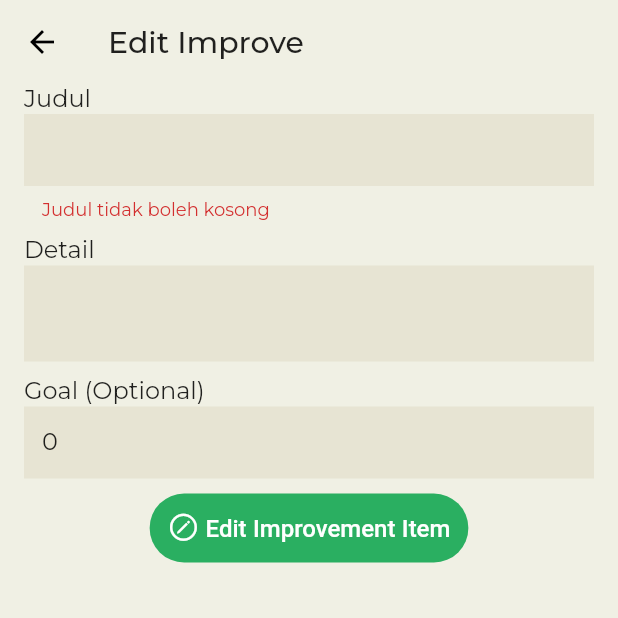
After one commit to muchlist/risa2, a Flutter app: the EditImproveScreen screen opened by its route, after a tap on an icon or button, on a phone screen of 412 x 824 dp, the top half of it. The commit adds this screen. Run offline on Flutter 3.47's test engine with Material 2 defaults, Android fonts, the phone set to English and light mode, and no system bars; our stand-ins replace another_flushbar, cached_network_image, carousel_slider, dio, fl_chart, flutter_image_compress and 7 more; accounts and stored records are empty; project files that could hold a hidden picture were left out.

Commit message:
improvement edit screen

```diff
--- a/lib/src/api/services/improve_service.dart
+++ b/lib/src/api/services/improve_service.dart
@@ -25,7 +25,7 @@ class ImproveService {
   Future<ImproveDetailResponse> editImprove(
       String id, ImproveEditRequest payload) {
     return RequestREST(endpoint: "/improve/$id", data: payload.toJson())
-        .executePost<ImproveDetailResponse>(ImproveParser());
+        .executePut<ImproveDetailResponse>(ImproveParser());
   }
 
   Future<ImproveDetailResponse> getImprove(String id) {
--- a/lib/src/router/routes.dart
+++ b/lib/src/router/routes.dart
@@ -13,6 +13,7 @@ import '../screens/check_master/edit_check_master_screen.dart';
 import '../screens/history/histories_screen.dart';
 import '../screens/home/home_screen.dart';
 import '../screens/improve/add_improve_screen.dart';
+import '../screens/improve/edit_improve_screen.dart';
 import '../screens/improve/improve_detail_screen.dart';
 import '../screens/improve/improves_screen.dart';
 import '../screens/improve/increment_improve_screen.dart';
@@ -49,6 +50,7 @@ class RouteGenerator {
   static const String improve = '/improve';
   static const String improveDetail = '/improve-detail';
   static const String improveAdd = '/improve-add';
+  static const String improveEdit = '/improve-edit';
 
   RouteGenerator._();
 
@@ -100,6 +102,8 @@ class RouteGenerator {
         return transitionFade(IncrementImproveScreen());
       case improveAdd:
         return transitionFade(AddImproveScreen());
+      case improveEdit:
+        return transitionFade(EditImproveScreen());
       default:
         return MaterialPageRoute(builder: (_) => LoginScreen());
     }
--- /dev/null
+++ b/lib/src/screens/improve/edit_improve_screen.dart
@@ -0,0 +1,200 @@
+import 'package:flutter/cupertino.dart';
+import 'package:flutter/material.dart';
+import 'package:provider/provider.dart';
+import 'package:risa2/src/api/json_models/request/improve_edit_req.dart';
+
+import '../../api/json_models/request/improve_req.dart';
+import '../../config/pallatte.dart';
+import '../../providers/improves.dart';
+import '../../shared/func_flushbar.dart';
+import '../../shared/home_like_button.dart';
+import '../../shared/ui_helpers.dart';
+import '../../utils/enums.dart';
+
+class EditImproveScreen extends StatelessWidget {
+  @override
+  Widget build(BuildContext context) {
+    return Scaffold(
+      appBar: AppBar(
+        elevation: 0,
+        title: const Text("Edit Improve"),
+      ),
+      body: EditImproveBody(),
+    );
+  }
+}
+
+class EditImproveBody extends StatefulWidget {
+  @override
+  _EditImproveBodyState createState() => _EditImproveBodyState();
+}
+
+class _EditImproveBodyState extends State<EditImproveBody> {
+  final _key = GlobalKey<FormState>();
+
+  final titleController = TextEditingController();
+  final descController = TextEditingController();
+  final goalController = TextEditingController();
+
+  void _editImprove() {
+    if (_key.currentState?.validate() ?? false) {
+      var goal = 0;
+      if (goalController.text.isNotEmpty) {
+        goal = int.parse(goalController.text);
+      }
+
+      // Payload
+      final payload = ImproveEditRequest(
+        filterTimestamp:
+            context.read<ImproveProvider>().improveDetail.updatedAt,
+        title: titleController.text,
+        description: descController.text,
+        completeStatus: 0,
+        goal: goal,
+      );
+
+      // Call Provider
+      Future.delayed(
+          Duration.zero,
+          () => context
+                  .read<ImproveProvider>()
+                  .editImprove(payload)
+                  .then((value) {
+                if (value) {
+                  Navigator.of(context).pop();
+                  showToastSuccess(
+                      context: context,
+                      message: "Berhasil membuat ${payload.title}");
+                }
+              }).onError((error, _) {
+                if (error != null) {
+                  showToastError(
+                      context: context, message: error.toString(), onTop: true);
+                }
+              }));
+    }
+  }
+
+  @override
+  void initState() {
+    final existData = context.read<ImproveProvider>().improveDetail;
+    titleController.text = existData.title;
+    descController.text = existData.description;
+    goalController.text = existData.goal.toString();
+
+    super.initState();
+  }
+
+  @override
+  void dispose() {
+    titleController.dispose();
+    descController.dispose();
+    goalController.dispose();
+    super.dispose();
+  }
+
+  @override
+  Widget build(BuildContext context) {
+    return SingleChildScrollView(
+      child: Padding(
+          padding: const EdgeInsets.symmetric(horizontal: 16),
+          // Consumer ------------------------------------------------------
+          child: Form(
+            key: _key,
+            child: Column(
+              crossAxisAlignment: CrossAxisAlignment.start,
+              children: [
+                // * Judul text ------------------------
+                const Text(
+                  "Judul",
+                  style: TextStyle(fontSize: 16),
+                ),
+
+                TextFormField(
+                  textInputAction: TextInputAction.next,
+                  minLines: 1,
+                  maxLines: 1,
+                  decoration: const InputDecoration(
+                      filled: true,
+                      fillColor: Pallete.secondaryBackground,
+                      enabledBorder: InputBorder.none,
+                      border: InputBorder.none),
+                  controller: titleController,
+                  validator: (text) {
+                    if (text == null || text.isEmpty) {
+                      return 'Judul tidak boleh kosong';
+                    }
+                    return null;
+                  },
+                ),
+
+                verticalSpaceSmall,
+
+                // * Detail text ------------------------
+                const Text(
+                  "Detail",
+                  style: TextStyle(fontSize: 16),
+                ),
+
+                TextFormField(
+                  textInputAction: TextInputAction.newline,
+                  minLines: 2,
+                  maxLines: 3,
+                  decoration: const InputDecoration(
+                      filled: true,
+                      fillColor: Pallete.secondaryBackground,
+                      enabledBorder: InputBorder.none,
+                      border: InputBorder.none),
+                  controller: descController,
+                ),
+
+                verticalSpaceSmall,
+
+                // * Qty text ------------------------
+                const Text(
+                  "Goal (Optional)",
+                  style: TextStyle(fontSize: 16),
+                ),
+
+                TextFormField(
+                  textInputAction: TextInputAction.next,
+                  keyboardType: TextInputType.number,
+                  minLines: 1,
+                  maxLines: 1,
+                  decoration: const InputDecoration(
+                      filled: true,
+                      fillColor: Pallete.secondaryBackground,
+                      enabledBorder: InputBorder.none,
+                      border: InputBorder.none),
+                  controller: goalController,
+                  validator: (text) {
+                    if (text == null || text.isEmpty) {
+                      return null;
+                    } else if (int.tryParse(text) != null &&
+                        int.parse(text) >= 0) {
+                      return null;
+                    }
+                    return "Goal harus berupa bilangan bulat positif";
+                  },
+                ),
+
+                verticalSpaceSmall,
+
+                Consumer<ImproveProvider>(builder: (_, data, __) {
+                  return (data.state == ViewState.busy)
+                      ? Center(child: const CircularProgressIndicator())
+                      : Center(
+                          child: HomeLikeButton(
+                              iconData: CupertinoIcons.pencil_circle,
+                              text: "Edit Improvement Item",
+                              tapTap: _editImprove),
+                        );
+                }),
+
+                verticalSpaceMedium,
+              ],
+            ),
+          )),
+    );
+  }
+}
--- a/lib/src/shared/home_like_button.dart
+++ b/lib/src/shared/home_like_button.dart
@@ -1,6 +1,6 @@
 import 'package:flutter/cupertino.dart';
 import 'package:flutter/material.dart';
-import 'package:risa2/src/config/pallatte.dart';
+import '../config/pallatte.dart';
 
 class HomeLikeButton extends StatelessWidget {
   final IconData iconData;
@@ -30,7 +30,7 @@ class HomeLikeButton extends StatelessWidget {
             color: Colors.white,
           )),
           TextSpan(
-              text: text,
+              text: " $text",
               style: const TextStyle(
                   color: Colors.white,
                   fontSize: 16,
```
Also changed, not shown: lib/src/providers/improves.dart (+50 -0 lines), lib/src/screens/improve/improve_detail_screen.dart (+34 -17 lines), lib/src/screens/improve/increment_improve_screen.dart (+35 -7 lines).
